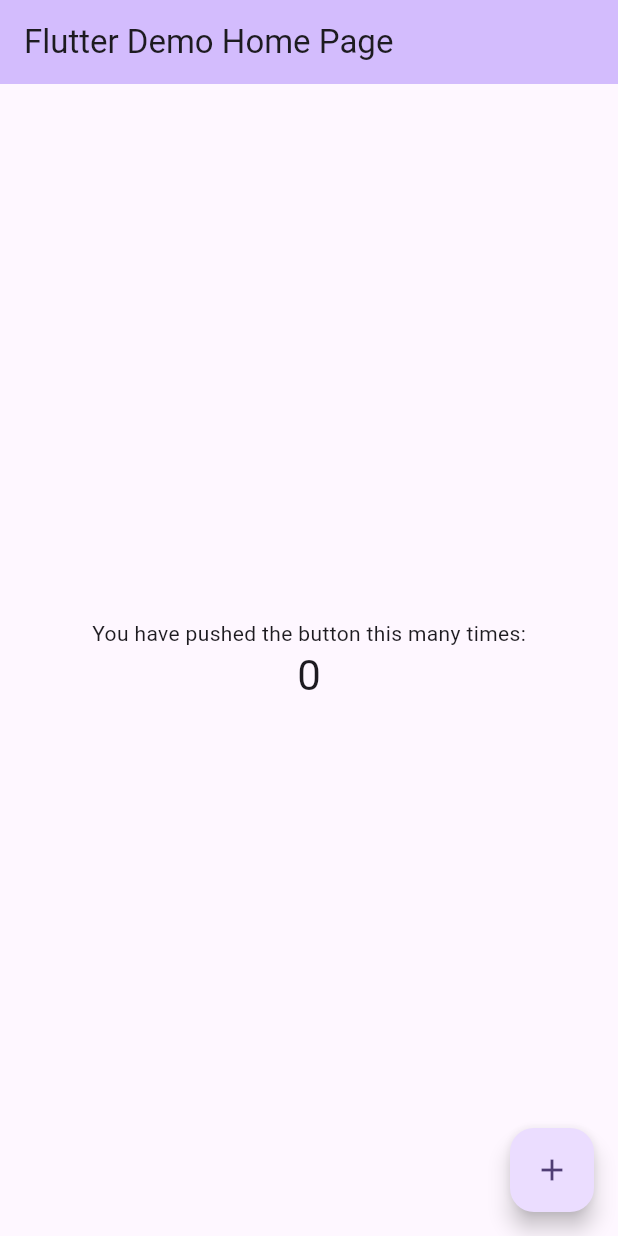
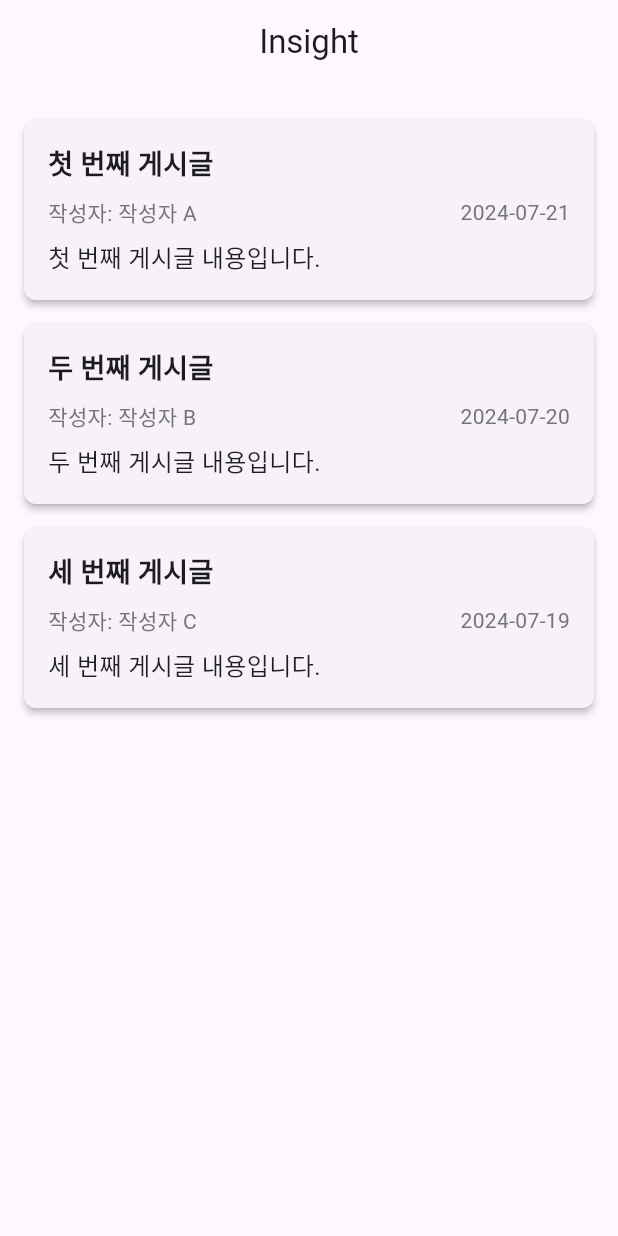
Before and after one commit to htcmw/board, a Flutter app: the screen it shows after launch, on a phone screen of 412 x 824 dp. Run offline on Flutter 3.47's test engine with Material 3 defaults, Android fonts, the phone set to English and light mode, and no system bars.

Commit message:
create PostItem class

```diff
--- /dev/null
+++ b/lib/board_app.dart
@@ -0,0 +1,18 @@
+import 'package:flutter/material.dart';
+
+import 'layout.dart';
+
+class BoardApp extends StatelessWidget {
+  const BoardApp({super.key});
+
+  @override
+  Widget build(BuildContext context) {
+    return MaterialApp(
+      title: 'Insight',
+      theme: ThemeData(
+        primarySwatch: Colors.blue,
+      ),
+      home: BulletinBoardPage(),
+    );
+  }
+}
--- /dev/null
+++ b/lib/layout.dart
@@ -0,0 +1,51 @@
+import 'package:flutter/material.dart';
+
+import 'post_item.dart';
+
+class BulletinBoardPage extends StatelessWidget {
+  final List<Map<String, String>> posts = [
+    {
+      'title': '첫 번째 게시글',
+      'content': '첫 번째 게시글 내용입니다.',
+      'author': '작성자 A',
+      'date': '2024-07-21'
+    },
+    {
+      'title': '두 번째 게시글',
+      'content': '두 번째 게시글 내용입니다.',
+      'author': '작성자 B',
+      'date': '2024-07-20'
+    },
+    {
+      'title': '세 번째 게시글',
+      'content': '세 번째 게시글 내용입니다.',
+      'author': '작성자 C',
+      'date': '2024-07-19'
+    },
+  ];
+
+  @override
+  Widget build(BuildContext context) {
+    return Scaffold(
+      appBar: AppBar(
+        title: Text('Insight'),
+        centerTitle: true,
+      ),
+      body: Padding(
+        padding: const EdgeInsets.all(16.0),
+        child: ListView.builder(
+          itemCount: posts.length,
+          itemBuilder: (context, index) {
+            final post = posts[index];
+            return PostItem(
+              title: post['title']!,
+              author: post['author']!,
+              date: post['date']!,
+              content: post['content']!,
+            );
+          },
+        ),
+      ),
+    );
+  }
+}
--- a/lib/main.dart
+++ b/lib/main.dart
@@ -1,125 +1,7 @@
 import 'package:flutter/material.dart';
 
+import 'board_app.dart';
+
 void main() {
-  runApp(const MyApp());
+  runApp(const BoardApp());
 }
-
-class MyApp extends StatelessWidget {
-  const MyApp({super.key});
-
-  // This widget is the root of your application.
-  @override
-  Widget build(BuildContext context) {
-    return MaterialApp(
-      title: 'Flutter Demo',
-      theme: ThemeData(
-        // This is the theme of your application.
-        //
-        // TRY THIS: Try running your application with "flutter run". You'll see
-        // the application has a purple toolbar. Then, without quitting the app,
-        // try changing the seedColor in the colorScheme below to Colors.green
-        // and then invoke "hot reload" (save your changes or press the "hot
-        // reload" button in a Flutter-supported IDE, or press "r" if you used
-        // the command line to start the app).
-        //
-        // Notice that the counter didn't reset back to zero; the application
-        // state is not lost during the reload. To reset the state, use hot
-        // restart instead.
-        //
-        // This works for code too, not just values: Most code changes can be
-        // tested with just a hot reload.
-        colorScheme: ColorScheme.fromSeed(seedColor: Colors.deepPurple),
-        useMaterial3: true,
-      ),
-      home: const MyHomePage(title: 'Flutter Demo Home Page'),
-    );
-  }
-}
-
-class MyHomePage extends StatefulWidget {
-  const MyHomePage({super.key, required this.title});
-
-  // This widget is the home page of your application. It is stateful, meaning
-  // that it has a State object (defined below) that contains fields that affect
-  // how it looks.
-
-  // This class is the configuration for the state. It holds the values (in this
-  // case the title) provided by the parent (in this case the App widget) and
-  // used by the build method of the State. Fields in a Widget subclass are
-  // always marked "final".
-
-  final String title;
-
-  @override
-  State<MyHomePage> createState() => _MyHomePageState();
-}
-
-class _MyHomePageState extends State<MyHomePage> {
-  int _counter = 0;
-
-  void _incrementCounter() {
-    setState(() {
-      // This call to setState tells the Flutter framework that something has
-      // changed in this State, which causes it to rerun the build method below
-      // so that the display can reflect the updated values. If we changed
-      // _counter without calling setState(), then the build method would not be
-      // called again, and so nothing would appear to happen.
-      _counter++;
-    });
-  }
-
-  @override
-  Widget build(BuildContext context) {
-    // This method is rerun every time setState is called, for instance as done
-    // by the _incrementCounter method above.
-    //
-    // The Flutter framework has been optimized to make rerunning build methods
-    // fast, so that you can just rebuild anything that needs updating rather
-    // than having to individually change instances of widgets.
-    return Scaffold(
-      appBar: AppBar(
-        // TRY THIS: Try changing the color here to a specific color (to
-        // Colors.amber, perhaps?) and trigger a hot reload to see the AppBar
-        // change color while the other colors stay the same.
-        backgroundColor: Theme.of(context).colorScheme.inversePrimary,
-        // Here we take the value from the MyHomePage object that was created by
-        // the App.build method, and use it to set our appbar title.
-        title: Text(widget.title),
-      ),
-      body: Center(
-        // Center is a layout widget. It takes a single child and positions it
-        // in the middle of the parent.
-        child: Column(
-          // Column is also a layout widget. It takes a list of children and
-          // arranges them vertically. By default, it sizes itself to fit its
-          // children horizontally, and tries to be as tall as its parent.
-          //
-          // Column has various properties to control how it sizes itself and
-          // how it positions its children. Here we use mainAxisAlignment to
-          // center the children vertically; the main axis here is the vertical
-          // axis because Columns are vertical (the cross axis would be
-          // horizontal).
-          //
-          // TRY THIS: Invoke "debug painting" (choose the "Toggle Debug Paint"
-          // action in the IDE, or press "p" in the console), to see the
-          // wireframe for each widget.
-          mainAxisAlignment: MainAxisAlignment.center,
-          children: <Widget>[
-            const Text(
-              'You have pushed the button this many times:',
-            ),
-            Text(
-              '$_counter',
-              style: Theme.of(context).textTheme.headlineMedium,
-            ),
-          ],
-        ),
-      ),
-      floatingActionButton: FloatingActionButton(
-        onPressed: _incrementCounter,
-        tooltip: 'Increment',
-        child: const Icon(Icons.add),
-      ), // This trailing comma makes auto-formatting nicer for build methods.
-    );
-  }
-}
--- /dev/null
+++ b/lib/post_item.dart
@@ -0,0 +1,70 @@
+import 'package:flutter/material.dart';
+
+class PostItem extends StatelessWidget {
+  final String title;
+  final String author;
+  final String date;
+  final String content;
+
+  const PostItem({
+    super.key,
+    required this.title,
+    required this.author,
+    required this.date,
+    required this.content,
+  });
+
+  @override
+  Widget build(BuildContext context) {
+    return Card(
+      margin: const EdgeInsets.symmetric(vertical: 8.0),
+      elevation: 2.0,
+      shape: RoundedRectangleBorder(
+        borderRadius: BorderRadius.circular(8.0),
+      ),
+      child: Padding(
+        padding: const EdgeInsets.all(16.0),
+        child: Column(
+          crossAxisAlignment: CrossAxisAlignment.start,
+          children: [
+            Text(
+              title,
+              style: const TextStyle(
+                fontSize: 18.0,
+                fontWeight: FontWeight.bold,
+              ),
+            ),
+            const SizedBox(height: 8.0),
+            Row(
+              mainAxisAlignment: MainAxisAlignment.spaceBetween,
+              children: [
+                Text(
+                  '작성자: $author',
+                  style: TextStyle(
+                    fontSize: 14.0,
+                    color: Colors.grey[600],
+                  ),
+                ),
+                Text(
+                  date,
+                  style: TextStyle(
+                    fontSize: 14.0,
+                    color: Colors.grey[600],
+                  ),
+                ),
+              ],
+            ),
+            const SizedBox(height: 8.0),
+            Text(
+              content,
+              style: const TextStyle(
+                fontSize: 16.0,
+                color: Colors.black87,
+              ),
+            ),
+          ],
+        ),
+      ),
+    );
+  }
+}
```
Also changed, not shown: 1 other file.
